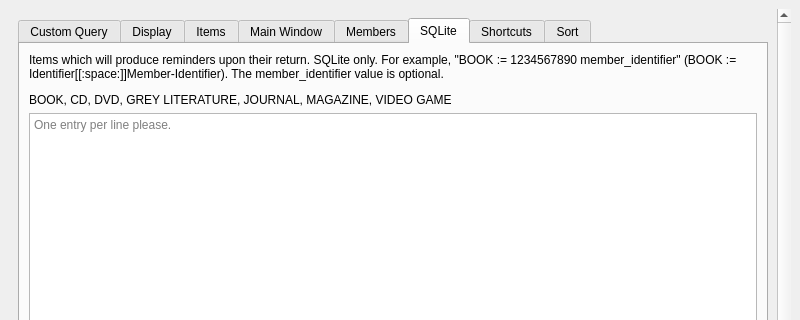
The window that UI/biblioteq_otheroptions.ui (textbrowser/biblioteq) describes before a commit, drawn with Qt 5; both pictures show x 0 to 800 and y 0 to 320 of the 800 by 800 pixel window.
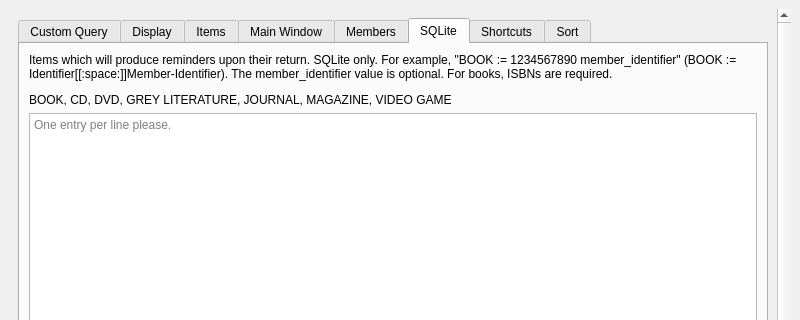
The same window after the commit. The open tabs and pages were chosen to show the change. Icons and pictures are not drawn. Custom widgets are drawn as their Qt base class.

Commit message: Reminder of reminder. GH #350.

Patch:
```diff
--- a/UI/biblioteq_otheroptions.ui
+++ b/UI/biblioteq_otheroptions.ui
@@ -754,7 +754,7 @@
             <item>
              <widget class="QLabel" name="label_17">
               <property name="text">
-               <string>&lt;html&gt;&lt;head/&gt;&lt;body&gt;&lt;p&gt;Items which will produce reminders upon their return. SQLite only. For example, &amp;quot;BOOK := 1234567890 member_identifier&amp;quot; (BOOK := Identifier[[:space:]]Member-Identifier). The member_identifier value is optional.&lt;/p&gt;&lt;p&gt;BOOK, CD, DVD, GREY LITERATURE, JOURNAL, MAGAZINE, VIDEO GAME&lt;/p&gt;&lt;/body&gt;&lt;/html&gt;</string>
+               <string>&lt;html&gt;&lt;head/&gt;&lt;body&gt;&lt;p&gt;Items which will produce reminders upon their return. SQLite only. For example, &amp;quot;BOOK := 1234567890 member_identifier&amp;quot; (BOOK := Identifier[[:space:]]Member-Identifier). The member_identifier value is optional. For books, ISBNs are required.&lt;/p&gt;&lt;p&gt;BOOK, CD, DVD, GREY LITERATURE, JOURNAL, MAGAZINE, VIDEO GAME&lt;/p&gt;&lt;/body&gt;&lt;/html&gt;</string>
               </property>
               <property name="wordWrap">
                <bool>true</bool>
```
